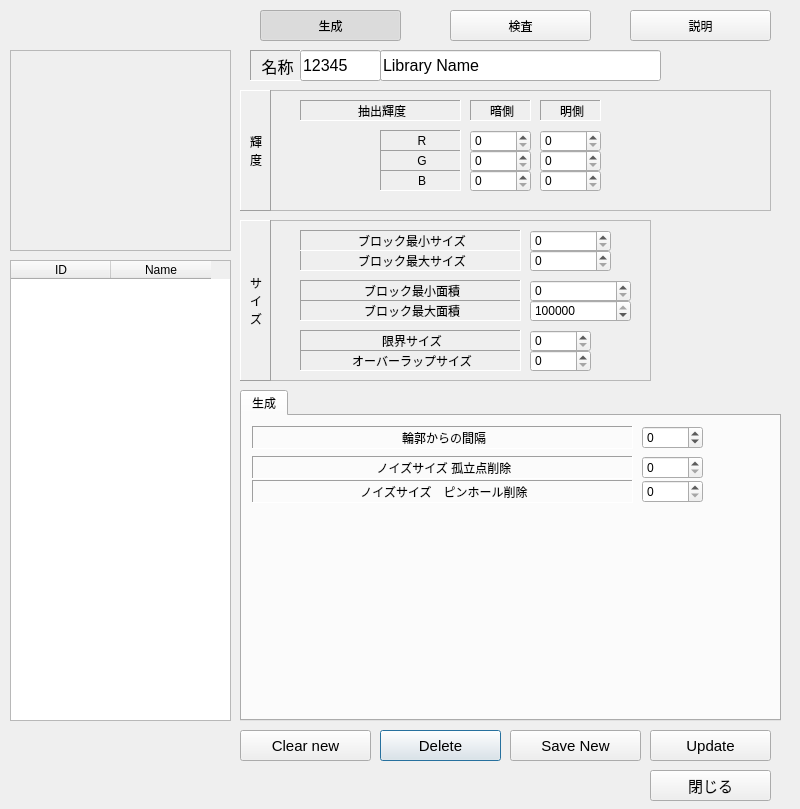
Before: the Qt Designer form GUI/PropertyFlatInspection/EditFlatInspectionLibraryDialog.ui in OpenAA-Project/OpenAA-Inspection, drawn with Qt 5.
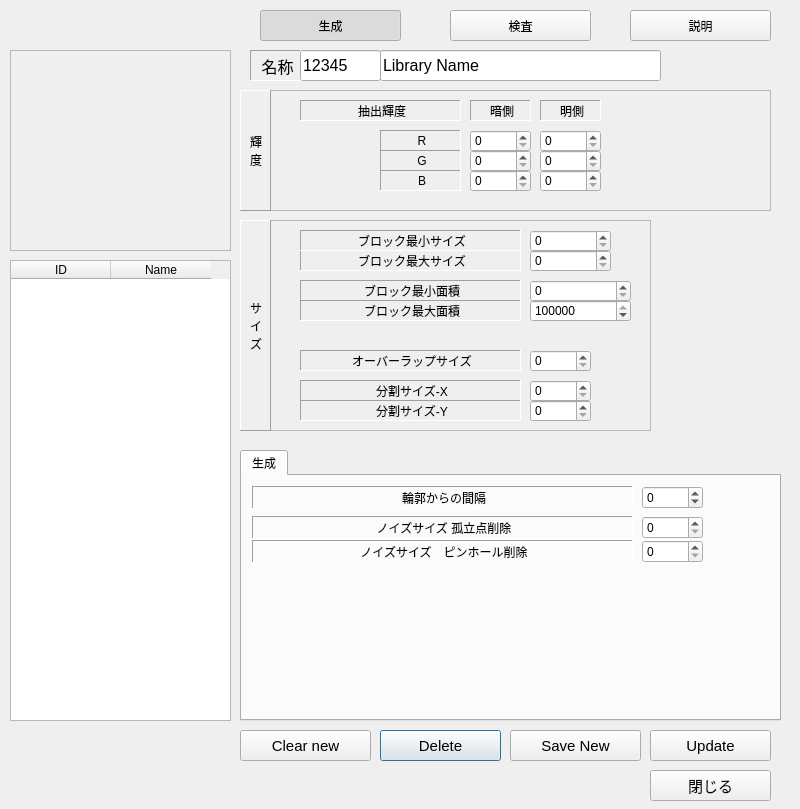
After: the same form once the commit is applied. The open tabs and pages were chosen to show the change. Icons and pictures are not drawn.

Diff of the .ui file:
```diff
--- a/GUI/PropertyFlatInspection/EditFlatInspectionLibraryDialog.ui
+++ b/GUI/PropertyFlatInspection/EditFlatInspectionLibraryDialog.ui
@@ -75,7 +75,7 @@
        <x>0</x>
        <y>130</y>
        <width>411</width>
-       <height>161</height>
+       <height>211</height>
       </rect>
      </property>
      <property name="frameShape">
@@ -231,7 +231,7 @@
       <property name="geometry">
        <rect>
         <x>60</x>
-        <y>110</y>
+        <y>160</y>
         <width>221</width>
         <height>21</height>
        </rect>
@@ -243,7 +243,7 @@
        <enum>QFrame::Sunken</enum>
       </property>
       <property name="text">
-       <string>限界サイズ</string>
+       <string>分割サイズ-X</string>
       </property>
       <property name="alignment">
        <set>Qt::AlignCenter|Qt::AlignHCenter|Qt::AlignLeading|Qt::AlignLeft|Qt::AlignVCenter</set>
@@ -253,7 +253,7 @@
       <property name="geometry">
        <rect>
         <x>290</x>
-        <y>110</y>
+        <y>160</y>
         <width>61</width>
         <height>22</height>
        </rect>
@@ -268,7 +268,7 @@
         <x>0</x>
         <y>0</y>
         <width>31</width>
-        <height>161</height>
+        <height>211</height>
        </rect>
       </property>
       <property name="frameShape">
@@ -324,6 +324,41 @@
        <set>Qt::AlignCenter|Qt::AlignHCenter|Qt::AlignLeading|Qt::AlignLeft|Qt::AlignVCenter</set>
       </property>
      </widget>
+     <widget class="QLabel" name="label_16">
+      <property name="geometry">
+       <rect>
+        <x>60</x>
+        <y>180</y>
+        <width>221</width>
+        <height>21</height>
+       </rect>
+      </property>
+      <property name="frameShape">
+       <enum>QFrame::Panel</enum>
+      </property>
+      <property name="frameShadow">
+       <enum>QFrame::Sunken</enum>
+      </property>
+      <property name="text">
+       <string>分割サイズ-Y</string>
+      </property>
+      <property name="alignment">
+       <set>Qt::AlignCenter|Qt::AlignHCenter|Qt::AlignLeading|Qt::AlignLeft|Qt::AlignVCenter</set>
+      </property>
+     </widget>
+     <widget class="QSpinBox" name="EditDivLenY">
+      <property name="geometry">
+       <rect>
+        <x>290</x>
+        <y>180</y>
+        <width>61</width>
+        <height>22</height>
+       </rect>
+      </property>
+      <property name="maximum">
+       <number>99999</number>
+      </property>
+     </widget>
     </widget>
     <widget class="QFrame" name="frame_2">
      <property name="geometry">
@@ -581,9 +616,9 @@
      <property name="geometry">
       <rect>
        <x>0</x>
-       <y>300</y>
+       <y>360</y>
        <width>541</width>
-       <height>331</height>
+       <height>271</height>
       </rect>
      </property>
      <property name="currentIndex">
```
Left out of the diff: 46 changed lines with no effect on the pictures.
